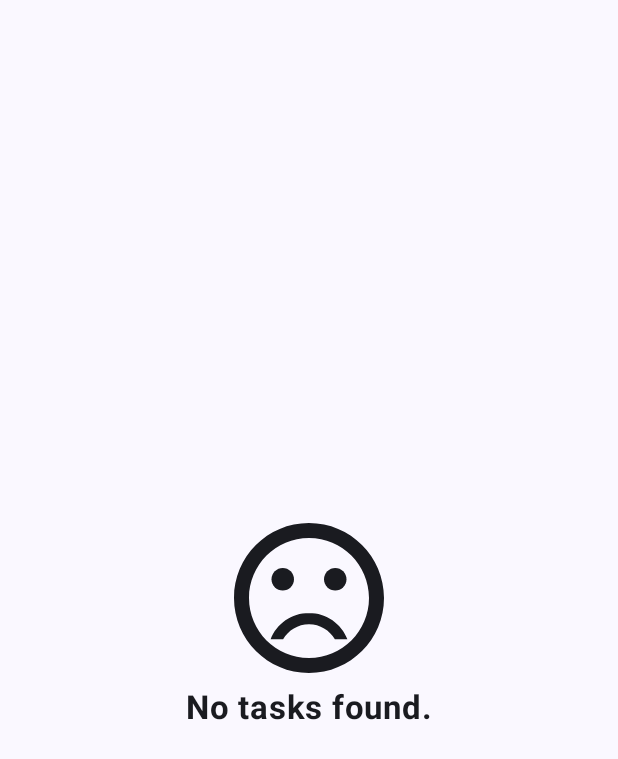
After one commit to blkxltng/To-Do_Compose_App, an Android app built with Jetpack Compose: the composable EmptyContent shown on its own in the app's theme, on a phone screen of 412 x 824 dp. The commit adds this screen. Shown: the top 759 px of the screen. Run offline under Robolectric (Android 15) with nearby library versions, the phone set to English and light mode, and no system bars.

Commit message:
Added ability to show tasks in a list Added screen for empty list state Added strings Added RequestState

```diff
--- a/app/src/main/java/com/blkxltng/to_docompose/components/PriorityItem.kt
+++ b/app/src/main/java/com/blkxltng/to_docompose/components/PriorityItem.kt
@@ -24,7 +24,8 @@ fun PriorityItem(priority: Priority) {
         Text(modifier = Modifier.padding(start = LARGE_PADDING),
             text = priority.name,
             style = Typography.titleMedium,
-            color = MaterialTheme.colorScheme.onSurface)
+            color = MaterialTheme.colorScheme.onSurface
+        )
     }
 }
 
--- a/app/src/main/java/com/blkxltng/to_docompose/navigation/destinations/ListComposable.kt
+++ b/app/src/main/java/com/blkxltng/to_docompose/navigation/destinations/ListComposable.kt
@@ -19,6 +19,9 @@ fun NavGraphBuilder.listComposable(
             type = NavType.StringType
         })
     ) {
-        ListScreen(navigateToTaskScreen = navigateToTaskScreen, sharedViewModel = sharedViewModel)
+        ListScreen(
+            navigateToTaskScreen = navigateToTaskScreen,
+            sharedViewModel = sharedViewModel
+        )
     }
 }
--- /dev/null
+++ b/app/src/main/java/com/blkxltng/to_docompose/ui/screens/list/EmptyContent.kt
@@ -0,0 +1,46 @@
+package com.blkxltng.to_docompose.ui.screens.list
+
+import androidx.compose.foundation.background
+import androidx.compose.foundation.layout.Arrangement
+import androidx.compose.foundation.layout.Column
+import androidx.compose.foundation.layout.fillMaxSize
+import androidx.compose.foundation.layout.size
+import androidx.compose.material3.Icon
+import androidx.compose.material3.MaterialTheme
+import androidx.compose.material3.Text
+import androidx.compose.runtime.Composable
+import androidx.compose.ui.Alignment
+import androidx.compose.ui.Modifier
+import androidx.compose.ui.res.painterResource
+import androidx.compose.ui.res.stringResource
+import androidx.compose.ui.text.font.FontWeight
+import androidx.compose.ui.tooling.preview.Preview
+import androidx.compose.ui.unit.dp
+import com.blkxltng.to_docompose.R
+
+@Composable
+fun EmptyContent() {
+    Column(
+        modifier = Modifier
+            .fillMaxSize()
+            .background(MaterialTheme.colorScheme.background),
+        verticalArrangement = Arrangement.Center,
+        horizontalAlignment = Alignment.CenterHorizontally) {
+        Icon(
+            modifier = Modifier.size(120.dp),
+            painter = painterResource(id = R.drawable.ic_sad_face_24),
+            contentDescription = stringResource(R.string.sad_face_icon)
+        )
+        Text(
+            text = stringResource(R.string.empty_content),
+            fontWeight = FontWeight.Bold,
+            fontSize = MaterialTheme.typography.titleLarge.fontSize
+        )
+    }
+}
+
+@Composable
+@Preview
+private fun EmptyContentPreview() {
+    EmptyContent()
+}
--- a/app/src/main/java/com/blkxltng/to_docompose/ui/theme/Color.kt
+++ b/app/src/main/java/com/blkxltng/to_docompose/ui/theme/Color.kt
@@ -30,3 +30,7 @@ val ColorScheme.topAppBarContentColor: Color
 val ColorScheme.topAppBarBackgroundColor: Color
     @Composable
     get() = if (isSystemInDarkTheme()) DarkGray else Purple40
+
+val ColorScheme.taskItemBackgroundColor: Color
+    @Composable
+    get() = if (isSystemInDarkTheme()) DarkGray else Color.White
--- a/app/src/main/java/com/blkxltng/to_docompose/ui/theme/Dimensions.kt
+++ b/app/src/main/java/com/blkxltng/to_docompose/ui/theme/Dimensions.kt
@@ -10,3 +10,5 @@ val PRIORITY_INDICATOR_SIZE = 16.dp
 val TOP_APP_BAR_HEIGHT = 56.dp
 val TOP_APP_BAR_ELEVATION = 4.dp
 val DISABLED_ICON_ALPHA = 0.38f
+
+val TASK_ITEM_ELEVATION = 2.dp
--- /dev/null
+++ b/app/src/main/res/drawable/ic_sad_face_24.xml
@@ -0,0 +1,7 @@
+<vector android:height="24dp" android:tint="#000000"
+    android:viewportHeight="24" android:viewportWidth="24"
+    android:width="24dp" xmlns:android="http://schemas.android.com/apk/res/android">
+    <path android:fillColor="@android:color/white" android:pathData="M15.5,9.5m-1.5,0a1.5,1.5 0,1 1,3 0a1.5,1.5 0,1 1,-3 0"/>
+    <path android:fillColor="@android:color/white" android:pathData="M8.5,9.5m-1.5,0a1.5,1.5 0,1 1,3 0a1.5,1.5 0,1 1,-3 0"/>
+    <path android:fillColor="@android:color/white" android:pathData="M11.99,2C6.47,2 2,6.48 2,12s4.47,10 9.99,10C17.52,22 22,17.52 22,12S17.52,2 11.99,2zM12,20c-4.42,0 -8,-3.58 -8,-8s3.58,-8 8,-8 8,3.58 8,8 -3.58,8 -8,8zM12,14c-2.33,0 -4.32,1.45 -5.12,3.5h1.67c0.69,-1.19 1.97,-2 3.45,-2s2.75,0.81 3.45,2h1.67c-0.8,-2.05 -2.79,-3.5 -5.12,-3.5z"/>
+</vector>
--- a/app/src/main/res/values/strings.xml
+++ b/app/src/main/res/values/strings.xml
@@ -4,4 +4,10 @@
     <string name="search_action">Search Tasks</string>
     <string name="sort_action">Sort Tasks</string>
     <string name="delete_all_action">Delete All</string>
+    <string name="list_screen_title">Tasks</string>
+    <string name="search_placeholder">Search</string>
+    <string name="search_icon">Search Icon</string>
+    <string name="close_icon">Close Icon</string>
+    <string name="sad_face_icon">Sad Face Icon</string>
+    <string name="empty_content">No tasks found.</string>
 </resources>
```
Also changed, not shown: app/src/main/java/com/blkxltng/to_docompose/ui/screens/list/ListAppBar.kt (+4 -4 lines), app/src/main/java/com/blkxltng/to_docompose/ui/screens/list/ListContent.kt (added, +126 -0 lines), app/src/main/java/com/blkxltng/to_docompose/ui/screens/list/ListScreen.kt (+20 -2 lines), app/src/main/java/com/blkxltng/to_docompose/ui/viewmodels/SharedViewModel.kt (+12 -5 lines), app/src/main/java/com/blkxltng/to_docompose/util/RequestState.kt (added, +10 -0 lines).
